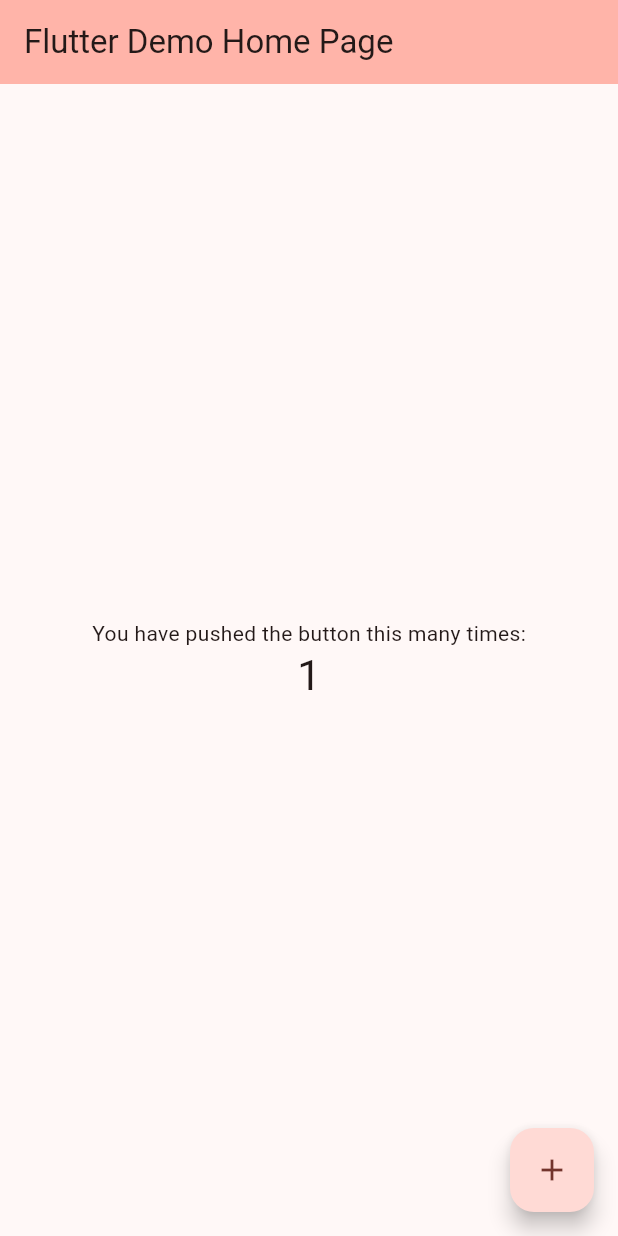
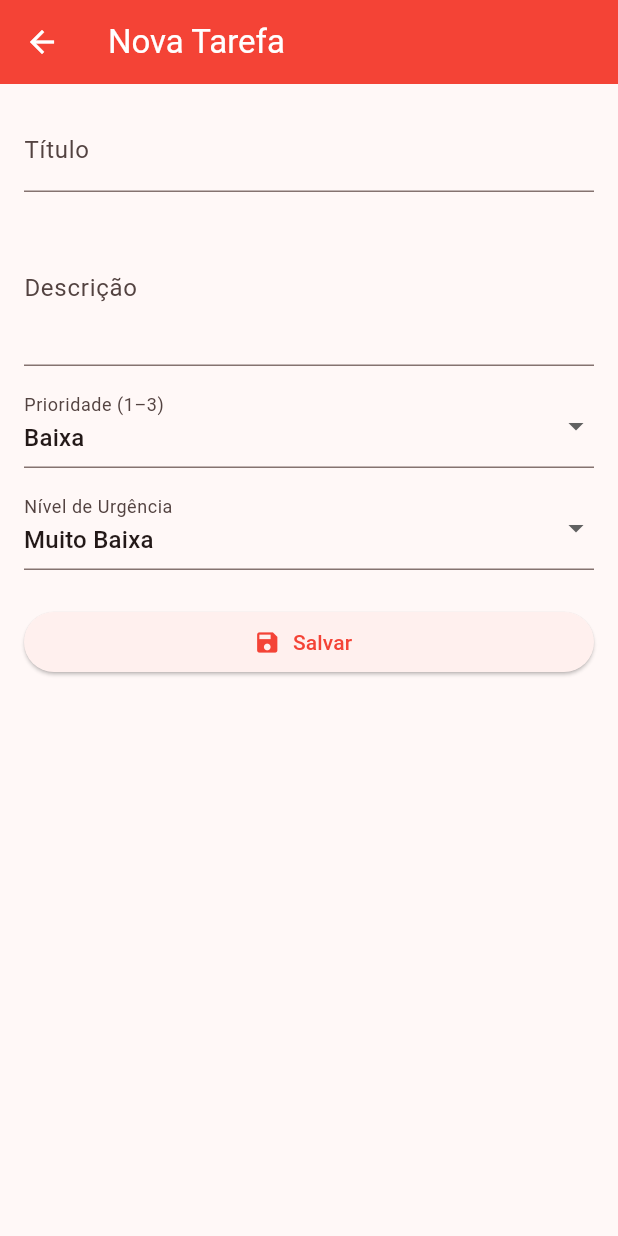
Before and after one commit to D3T3F/Prova-Pratica-Flutter-Sqflite, a Flutter app: the screen it shows after launch, after a tap on the "add" icon, on a phone screen of 412 x 824 dp. Run offline on Flutter 3.47's test engine with Material 3 defaults, Android fonts, the light colour scheme and no system bars; our stand-ins replace sqflite; accounts and stored records are empty.

Commit message:
feat: criando paginas e integrando com CRUD

```diff
--- a/lib/data/db_helper.dart
+++ b/lib/data/db_helper.dart
@@ -27,11 +27,7 @@ class DbHelper {
 
     final path = '${dir.path}/$_dbName';
 
-    return await openDatabase(
-      path,
-      version: 1,
-      onCreate: _onCreate,
-    );
+    return await openDatabase(path, version: 1, onCreate: _onCreate);
   }
 
   Future<void> _onCreate(Database db, int version) async {
@@ -41,9 +37,42 @@ class DbHelper {
         titulo TEXT NOT NULL,
         descricao TEXT NOT NULL,
         prioridade INTEGER NOT NULL,
-        criadoEm TEXT NOT NULL
-        nivelUrgencia INTEGER NOT NULL,
+        criadoEm TEXT NOT NULL,
+        nivelUrgencia INTEGER NOT NULL
       )
     ''');
   }
+
+  Future<int> insertTask(Task task) async {
+    final db = await database;
+
+    return await db.insert(tableName, task.toMap());
+  }
+
+  Future<List<Task>> getAllTasks() async {
+    final db = await database;
+
+    final result = await db.query(tableName, orderBy: 'criadoEm DESC');
+
+    if(result.isEmpty) return [];
+
+    return result.map((e) => Task.fromMap(e)).toList();
+  }
+
+  Future<int> updateTask(Task task) async {
+    final db = await database;
+
+    return await db.update(
+      tableName,
+      task.toMap(),
+      where: 'id = ?',
+      whereArgs: [task.id],
+    );
+  }
+
+  Future<int> deleteTask(int id) async {
+    final db = await database;
+
+    return await db.delete(tableName, where: 'id = ?', whereArgs: [id]);
+  }
 }
--- a/lib/main.dart
+++ b/lib/main.dart
@@ -1,114 +1,29 @@
 import 'package:flutter/material.dart';
+import 'package:prova_partica/pages/task_list_page.dart';
 
 void main() {
   runApp(const MyApp());
 }
 
+final ThemeData temaLava = ThemeData(
+  useMaterial3: true,
+  colorScheme: ColorScheme.fromSeed(
+    seedColor: Colors.red,
+    primary: Colors.red,
+    secondary: Colors.deepOrangeAccent,
+  ),
+);
+
 class MyApp extends StatelessWidget {
   const MyApp({super.key});
 
-  // This widget is the root of your application.
   @override
   Widget build(BuildContext context) {
-    final ThemeData temaLava = ThemeData(
-      useMaterial3: true,
-      colorScheme: ColorScheme.fromSeed(
-        seedColor: Colors.red,
-        primary: Colors.red,
-        secondary: Colors.deepOrangeAccent,
-      ),
-    );
-
     return MaterialApp(
-      title: 'Flutter Demo',
+      title: 'Cadastro de Tarefas',
+      debugShowCheckedModeBanner: false,
       theme: temaLava,
-      home: const MyHomePage(title: 'Flutter Demo Home Page'),
+      home: const TaskListPage(),
     );
   }
 }
-
-class MyHomePage extends StatefulWidget {
-  const MyHomePage({super.key, required this.title});
-
-  // This widget is the home page of your application. It is stateful, meaning
-  // that it has a State object (defined below) that contains fields that affect
-  // how it looks.
-
-  // This class is the configuration for the state. It holds the values (in this
-  // case the title) provided by the parent (in this case the App widget) and
-  // used by the build method of the State. Fields in a Widget subclass are
-  // always marked "final".
-
-  final String title;
-
-  @override
-  State<MyHomePage> createState() => _MyHomePageState();
-}
-
-class _MyHomePageState extends State<MyHomePage> {
-  int _counter = 0;
-
-  void _incrementCounter() {
-    setState(() {
-      // This call to setState tells the Flutter framework that something has
-      // changed in this State, which causes it to rerun the build method below
-      // so that the display can reflect the updated values. If we changed
-      // _counter without calling setState(), then the build method would not be
-      // called again, and so nothing would appear to happen.
-      _counter++;
-    });
-  }
-
-  @override
-  Widget build(BuildContext context) {
-    // This method is rerun every time setState is called, for instance as done
-    // by the _incrementCounter method above.
-    //
-    // The Flutter framework has been optimized to make rerunning build methods
-    // fast, so that you can just rebuild anything that needs updating rather
-    // than having to individually change instances of widgets.
-    return Scaffold(
-      appBar: AppBar(
-        // TRY THIS: Try changing the color here to a specific color (to
-        // Colors.amber, perhaps?) and trigger a hot reload to see the AppBar
-        // change color while the other colors stay the same.
-        backgroundColor: Theme.of(context).colorScheme.inversePrimary,
-        // Here we take the value from the MyHomePage object that was created by
-        // the App.build method, and use it to set our appbar title.
-        title: Text(widget.title),
-      ),
-      body: Center(
-        // Center is a layout widget. It takes a single child and positions it
-        // in the middle of the parent.
-        child: Column(
-          // Column is also a layout widget. It takes a list of children and
-          // arranges them vertically. By default, it sizes itself to fit its
-          // children horizontally, and tries to be as tall as its parent.
-          //
-          // Column has various properties to control how it sizes itself and
-          // how it positions its children. Here we use mainAxisAlignment to
-          // center the children vertically; the main axis here is the vertical
-          // axis because Columns are vertical (the cross axis would be
-          // horizontal).
-          //
-          // TRY THIS: Invoke "debug painting" (choose the "Toggle Debug Paint"
-          // action in the IDE, or press "p" in the console), to see the
-          // wireframe for each widget.
-          mainAxisAlignment: MainAxisAlignment.center,
-          children: <Widget>[
-            const Text('You have pushed the button this many times:'),
-            Text(
-              '$_counter',
-              style: Theme.of(context).textTheme.headlineMedium,
-            ),
-          ],
-        ),
-      ),
-      floatingActionButton: FloatingActionButton(
-        onPressed: _incrementCounter,
-        tooltip: 'Increment',
-        child: const Icon(Icons.add),
-      ), // This trailing comma makes auto-formatting nicer for build methods.
-    );
-  }
-}
--- a/lib/model/enum/priority_type.dart
+++ b/lib/model/enum/priority_type.dart
@@ -3,3 +3,9 @@ enum PriorityType {
   medium,
   high,
 }
+
+const priorityMap = {
+  PriorityType.low: "Baixa",
+  PriorityType.medium: "Média",
+  PriorityType.high: "Alta",
+};
--- a/lib/model/enum/urgency_type.dart
+++ b/lib/model/enum/urgency_type.dart
@@ -5,3 +5,11 @@ enum UrgencyType {
   high,
   critical,
 }
+
+const urgencyMap = {
+  UrgencyType.veryLow: "Muito Baixa",
+  UrgencyType.low: "Baixa",
+  UrgencyType.medium: "Média",
+  UrgencyType.high: "Alta",
+  UrgencyType.critical: "Crítica",
+};
--- a/lib/model/task.dart
+++ b/lib/model/task.dart
@@ -1,10 +1,13 @@
+import 'enum/priority_type.dart';
+import 'enum/urgency_type.dart';
+
 class Task {
   int? id;
   String titulo;
   String descricao;
-  int prioridade;
+  PriorityType prioridade;
   DateTime criadoEm;
-  int nivelUrgencia;
+  UrgencyType nivelUrgencia;
 
   Task({
     this.id,
@@ -19,9 +22,9 @@ class Task {
     final map = <String, dynamic>{
       'titulo': titulo,
       'descricao': descricao,
-      'prioridade': prioridade,
+      'prioridade': prioridade.index,
       'criadoEm': criadoEm.toIso8601String(),
-      'nivelUrgencia': nivelUrgencia,
+      'nivelUrgencia': nivelUrgencia.index,
     };
 
     if (id != null) map['id'] = id;
@@ -34,9 +37,9 @@ class Task {
       id: map['id'] as int?,
       titulo: map['titulo'] as String,
       descricao: map['descricao'] as String,
-      prioridade: map['prioridade'] as int,
+      prioridade: PriorityType.values[map['prioridade']],
       criadoEm: DateTime.parse(map['criadoEm'] as String),
-      nivelUrgencia: map['nivelUrgencia'] as int,
+      nivelUrgencia: UrgencyType.values[map['nivelUrgencia']],
     );
   }
 }
--- /dev/null
+++ b/lib/pages/task_form_page.dart
@@ -0,0 +1,165 @@
+import 'package:flutter/material.dart';
+
+import '../data/db_helper.dart';
+import '../model/task.dart';
+import '../model/enum/priority_type.dart';
+import '../model/enum/urgency_type.dart';
+
+class TaskFormPage extends StatefulWidget {
+  final Task? task;
+
+  const TaskFormPage({super.key, this.task});
+
+  @override
+  State<TaskFormPage> createState() => _TaskFormPageState();
+}
+
+class _TaskFormPageState extends State<TaskFormPage> {
+  final _formKey = GlobalKey<FormState>();
+  final _tituloController = TextEditingController();
+  final _descricaoController = TextEditingController();
+
+  PriorityType _prioridade = PriorityType.low;
+  UrgencyType _nivelUrgencia = UrgencyType.veryLow;
+
+  final DbHelper _db = DbHelper.instance;
+
+  @override
+  void initState() {
+    super.initState();
+
+    if (widget.task == null) return;
+
+    _tituloController.text = widget.task!.titulo;
+    _descricaoController.text = widget.task!.descricao;
+    _prioridade = widget.task!.prioridade;
+    _nivelUrgencia = widget.task!.nivelUrgencia;
+  }
+
+  @override
+  void dispose() {
+    _tituloController.dispose();
+
+    _descricaoController.dispose();
+
+    super.dispose();
+  }
+
+  Future<void> _save() async {
+    if (!_formKey.currentState!.validate()) return;
+
+    final now = DateTime.now();
+
+    if (widget.task == null) {
+      final newTask = Task(
+        titulo: _tituloController.text,
+        descricao: _descricaoController.text,
+        prioridade: _prioridade,
+        nivelUrgencia: _nivelUrgencia,
+        criadoEm: now,
+      );
+
+      await _db.insertTask(newTask);
+    }
+
+    if (widget.task != null) {
+      final updated = Task(
+        id: widget.task!.id,
+        titulo: _tituloController.text,
+        descricao: _descricaoController.text,
+        prioridade: _prioridade,
+        nivelUrgencia: _nivelUrgencia,
+        criadoEm: widget.task!.criadoEm,
+      );
+
+      await _db.updateTask(updated);
+    }
+
+    if (mounted) {
+      Navigator.pop(context, true);
+    }
+  }
+
+  @override
+  Widget build(BuildContext context) {
+    final scheme = Theme.of(context).colorScheme;
+
+    return Scaffold(
+      appBar: AppBar(
+        title: Text(widget.task == null ? 'Nova Tarefa' : 'Editar Tarefa'),
+        backgroundColor: scheme.primary,
+        foregroundColor: scheme.onPrimary,
+      ),
+      body: Padding(
+        padding: const EdgeInsets.all(16.0),
+        child: Form(
+          key: _formKey,
+          child: ListView(
+            children: [
+              TextFormField(
+                controller: _tituloController,
+                decoration: const InputDecoration(labelText: 'Título'),
+                validator: (value) =>
+                    value == null || value.isEmpty ? 'Informe o título' : null,
+              ),
+              const SizedBox(height: 12),
+              TextFormField(
+                controller: _descricaoController,
+                decoration: const InputDecoration(labelText: 'Descrição'),
+                maxLines: 3,
+                validator: (value) => value == null || value.isEmpty
+                    ? 'Informe a descrição'
+                    : null,
+              ),
+              const SizedBox(height: 12),
+              DropdownButtonFormField<PriorityType>(
+                initialValue: _prioridade,
+                decoration: const InputDecoration(
+                  labelText: 'Prioridade (1–3)',
+                ),
+                items: PriorityType.values.map((p) {
+                  return DropdownMenuItem(
+                    value: p,
+                    child: Text(priorityMap[p]!),
+                  );
+                }).toList(),
+                onChanged: (value) {
+                  if (value != null) {
+                    setState(() => _prioridade = value);
+                  }
+                },
+              ),
+              const SizedBox(height: 12),
+              DropdownButtonFormField<UrgencyType>(
+                initialValue: _nivelUrgencia,
+                decoration: const InputDecoration(
+                  labelText: 'Nível de Urgência',
+                ),
+                items: UrgencyType.values.map((u) {
+                  return DropdownMenuItem(
+                    value: u,
+                    child: Text(urgencyMap[u]!),
+                  );
+                }).toList(),
+                onChanged: (value) {
+                  if (value != null) {
+                    setState(() => _nivelUrgencia = value);
+                  }
+                },
+              ),
+              const SizedBox(height: 24),
+              SizedBox(
+                width: double.infinity,
+                child: ElevatedButton.icon(
+                  onPressed: _save,
+                  icon: const Icon(Icons.save),
+                  label: const Text('Salvar'),
+                ),
+              ),
+            ],
+          ),
+        ),
+      ),
+    );
+  }
+}
--- /dev/null
+++ b/lib/pages/task_list_page.dart
@@ -0,0 +1,141 @@
+import 'package:flutter/material.dart';
+import 'package:prova_partica/model/enum/priority_type.dart';
+import 'package:prova_partica/model/enum/urgency_type.dart';
+import '../data/db_helper.dart';
+import '../model/task.dart';
+import 'task_form_page.dart';
+
+class TaskListPage extends StatefulWidget {
+  const TaskListPage({super.key});
+
+  @override
+  State<TaskListPage> createState() => _TaskListPageState();
+}
+
+class _TaskListPageState extends State<TaskListPage> {
+  final DbHelper _db = DbHelper.instance;
+  List<Task> _tasks = [];
+  bool _loading = true;
+
+  final priorityIcons = {
+    PriorityType.low: Icons.arrow_downward,
+    PriorityType.medium: Icons.drag_handle,
+    PriorityType.high: Icons.warning,
+  };
+
+  @override
+  void initState() {
+    super.initState();
+
+    _loadTasks();
+  }
+
+  Future<void> _loadTasks() async {
+    setState(() => _loading = true);
+
+    final tasks = await _db.getAllTasks();
+
+    setState(() {
+      _tasks = tasks;
+      _loading = false;
+    });
+  }
+
+  Future<void> _openForm({Task? task}) async {
+    final saved =
+        (await Navigator.push<bool>(
+          context,
+          MaterialPageRoute(builder: (_) => TaskFormPage(task: task)),
+        )) ??
+        false;
+
+    if (!saved) return;
+
+    _loadTasks();
+  }
+
+  Future<void> _deleteTask(Task task) async {
+    await _db.deleteTask(task.id!);
+
+    _loadTasks();
+  }
+
+  String _formatDate(DateTime dt) {
+    return '${dt.day.toString().padLeft(2, '0')}/'
+        '${dt.month.toString().padLeft(2, '0')}/'
+        '${dt.year} '
+        '${dt.hour.toString().padLeft(2, '0')}:'
+        '${dt.minute.toString().padLeft(2, '0')}';
+  }
+
+  Color _priorityColor(PriorityType prioridade, BuildContext context) {
+    final scheme = Theme.of(context).colorScheme;
+
+    final priorityColorMap = {
+      PriorityType.low: scheme.primary,
+      PriorityType.medium: scheme.secondary,
+      PriorityType.high: scheme.error,
+    };
+
+    return priorityColorMap[prioridade] ?? scheme.primary;
+  }
+
+  @override
+  Widget build(BuildContext context) {
+    final scheme = Theme.of(context).colorScheme;
+
+    return Scaffold(
+      appBar: AppBar(
+        title: const Text('Tarefas Profissionais'),
+        backgroundColor: scheme.primary,
+        foregroundColor: scheme.onPrimary,
+      ),
+      floatingActionButton: FloatingActionButton(
+        onPressed: () => _openForm(),
+        child: const Icon(Icons.add),
+      ),
+      body: _loading
+          ? const Center(child: CircularProgressIndicator())
+          : _tasks.isEmpty
+          ? const Center(child: Text('Nenhuma tarefa cadastrada.'))
+          : ListView.builder(
+              itemCount: _tasks.length,
+              itemBuilder: (context, index) {
+                final task = _tasks[index];
+                return Dismissible(
+                  key: ValueKey(task.id),
+                  direction: DismissDirection.endToStart,
+                  background: Container(
+                    alignment: Alignment.centerRight,
+                    padding: const EdgeInsets.symmetric(horizontal: 16),
+                    color: scheme.error,
+                    child: const Icon(Icons.delete, color: Colors.white),
+                  ),
+                  onDismissed: (_) => _deleteTask(task),
+                  child: ListTile(
+                    title: Text(task.titulo),
+                    subtitle: Column(
+                      crossAxisAlignment: CrossAxisAlignment.start,
+                      children: [
+                        Text(task.descricao),
+                        Text('Criado em: ${_formatDate(task.criadoEm)}'),
+                        Text(
+                          'Nível urgência: ${urgencyMap[task.nivelUrgencia]}',
+                        ),
+                      ],
+                    ),
+                    leading: CircleAvatar(
+                      backgroundColor: _priorityColor(task.prioridade, context),
+                      child: Icon(
+                        priorityIcons[task.prioridade],
+                        color: Colors.white,
+                      ),
+                    ),
+                    onTap: () => _openForm(task: task),
+                  ),
+                );
+              },
+            ),
+    );
+  }
+}
```
